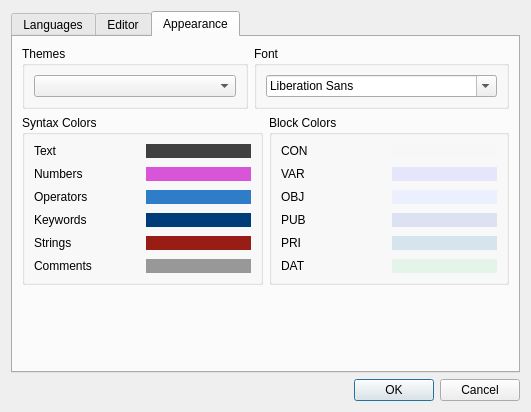
Old version of the form src/propelleride/forms/preferences.ui in the repository parallaxinc/PropellerIDE.
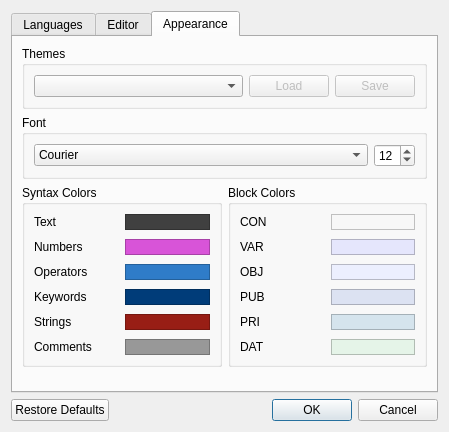
New version of the form. The open tabs and pages were chosen to show the change. Icons and pictures are not drawn. Custom widgets are drawn as their Qt base class.

Commit message:
- Continue work to use UI dialog for Preferences
- Use "Restore Defaults" standard button to clear settings (IDE-139)
- Reduce dependency of other objects on Preferences (IDE-71)
- Reconnect color switching to new dialog (IDE-115)
- Rename Syntax_Quotes to Syntax_Strings (IDE-71)
- Add font group to Appearance tab with improved feel (IDE-71, IDE-115)

Patch:
```diff
--- a/src/propelleride/forms/preferences.ui
+++ b/src/propelleride/forms/preferences.ui
@@ -6,8 +6,8 @@
    <rect>
     <x>0</x>
     <y>0</y>
-    <width>531</width>
-    <height>412</height>
+    <width>449</width>
+    <height>432</height>
    </rect>
   </property>
   <property name="windowTitle">
@@ -95,7 +95,7 @@
       <attribute name="title">
        <string>Editor</string>
       </attribute>
-      <layout class="QVBoxLayout" name="verticalLayout_3">
+      <layout class="QHBoxLayout" name="horizontalLayout_4">
        <item>
         <widget class="QGroupBox" name="groupBox_4">
          <property name="title">
@@ -185,38 +185,90 @@
       </attribute>
       <layout class="QVBoxLayout" name="verticalLayout_2">
        <item>
-        <layout class="QHBoxLayout" name="horizontalLayout_4">
-         <item>
-          <widget class="QGroupBox" name="groupBox_Themes">
-           <property name="sizePolicy">
-            <sizepolicy hsizetype="Preferred" vsizetype="Minimum">
-             <horstretch>0</horstretch>
-             <verstretch>0</verstretch>
-            </sizepolicy>
-           </property>
-           <property name="title">
-            <string>Themes</string>
-           </property>
-           <layout class="QHBoxLayout" name="horizontalLayout_2">
-            <item>
-             <widget class="QComboBox" name="comboBox"/>
-            </item>
-           </layout>
-          </widget>
-         </item>
-         <item>
-          <widget class="QGroupBox" name="groupBox_Font">
-           <property name="title">
-            <string>Font</string>
-           </property>
-           <layout class="QHBoxLayout" name="horizontalLayout_3">
-            <item>
-             <widget class="QFontComboBox" name="fontComboBox"/>
-            </item>
-           </layout>
-          </widget>
-         </item>
-        </layout>
+        <widget class="QGroupBox" name="groupBox_Themes">
+         <property name="sizePolicy">
+          <sizepolicy hsizetype="Preferred" vsizetype="Minimum">
+           <horstretch>0</horstretch>
+           <verstretch>0</verstretch>
+          </sizepolicy>
+         </property>
+         <property name="title">
+          <string>Themes</string>
+         </property>
+         <layout class="QHBoxLayout" name="horizontalLayout_2">
+          <item>
+           <widget class="QComboBox" name="themeEdit">
+            <property name="sizePolicy">
+             <sizepolicy hsizetype="Preferred" vsizetype="Fixed">
+              <horstretch>1</horstretch>
+              <verstretch>0</verstretch>
+             </sizepolicy>
+            </property>
+           </widget>
+          </item>
+          <item>
+           <widget class="QPushButton" name="loadTheme">
+            <property name="enabled">
+             <bool>false</bool>
+            </property>
+            <property name="text">
+             <string>Load</string>
+            </property>
+           </widget>
+          </item>
+          <item>
+           <widget class="QPushButton" name="saveTheme">
+            <property name="enabled">
+             <bool>false</bool>
+            </property>
+            <property name="text">
+             <string>Save</string>
+            </property>
+           </widget>
+          </item>
+         </layout>
+        </widget>
+       </item>
+       <item>
+        <widget class="QGroupBox" name="groupBox_Font">
+         <property name="title">
+          <string>Font</string>
+         </property>
+         <layout class="QHBoxLayout" name="horizontalLayout_3">
+          <item>
+           <widget class="QFontComboBox" name="fontEdit">
+            <property name="sizePolicy">
+             <sizepolicy hsizetype="Preferred" vsizetype="Fixed">
+              <horstretch>1</horstretch>
+              <verstretch>0</verstretch>
+             </sizepolicy>
+            </property>
+            <property name="editable">
+             <bool>false</bool>
+            </property>
+            <property name="fontFilters">
+             <set>QFontComboBox::MonospacedFonts</set>
+            </property>
+           </widget>
+          </item>
+          <item>
+           <widget class="QSpinBox" name="spinBox">
+            <property name="focusPolicy">
+             <enum>Qt::NoFocus</enum>
+            </property>
+            <property name="minimum">
+             <number>6</number>
+            </property>
+            <property name="maximum">
+             <number>72</number>
+            </property>
+            <property name="value">
+             <number>12</number>
+            </property>
+           </widget>
+          </item>
+         </layout>
+        </widget>
        </item>
        <item>
         <layout class="QHBoxLayout" name="horizontalLayout">
@@ -305,6 +357,12 @@
               <property name="autoFillBackground">
                <bool>true</bool>
               </property>
+              <property name="frameShape">
+               <enum>QFrame::StyledPanel</enum>
+              </property>
+              <property name="frameShadow">
+               <enum>QFrame::Sunken</enum>
+              </property>
              </widget>
             </item>
             <item row="1" column="0">
@@ -383,6 +441,12 @@
               <property name="autoFillBackground">
                <bool>true</bool>
               </property>
+              <property name="frameShape">
+               <enum>QFrame::StyledPanel</enum>
+              </property>
+              <property name="frameShadow">
+               <enum>QFrame::Sunken</enum>
+              </property>
               <property name="margin">
                <number>0</number>
               </property>
@@ -464,6 +528,12 @@
               <property name="autoFillBackground">
                <bool>true</bool>
               </property>
+              <property name="frameShape">
+               <enum>QFrame::StyledPanel</enum>
+              </property>
+              <property name="frameShadow">
+               <enum>QFrame::Sunken</enum>
+              </property>
               <property name="margin">
                <number>0</number>
               </property>
@@ -545,6 +615,12 @@
               <property name="autoFillBackground">
                <bool>true</bool>
               </property>
+              <property name="frameShape">
+               <enum>QFrame::StyledPanel</enum>
+              </property>
+              <property name="frameShadow">
+               <enum>QFrame::Sunken</enum>
+              </property>
               <property name="margin">
                <number>0</number>
               </property>
@@ -626,6 +702,12 @@
               <property name="autoFillBackground">
                <bool>true</bool>
               </property>
+              <property name="frameShape">
+               <enum>QFrame::StyledPanel</enum>
+              </property>
+              <property name="frameShadow">
+               <enum>QFrame::Sunken</enum>
+              </property>
               <property name="margin">
                <number>0</number>
               </property>
@@ -707,6 +789,12 @@
               <property name="autoFillBackground">
                <bool>true</bool>
               </property>
+              <property name="frameShape">
+               <enum>QFrame::StyledPanel</enum>
+              </property>
+              <property name="frameShadow">
+               <enum>QFrame::Sunken</enum>
+              </property>
               <property name="margin">
                <number>0</number>
               </property>
@@ -812,6 +900,12 @@
               <property name="autoFillBackground">
                <bool>true</bool>
               </property>
+              <property name="frameShape">
+               <enum>QFrame::StyledPanel</enum>
+              </property>
+              <property name="frameShadow">
+               <enum>QFrame::Sunken</enum>
+              </property>
               <property name="margin">
                <number>0</number>
               </property>
@@ -905,6 +999,12 @@
               <property name="autoFillBackground">
                <bool>true</bool>
               </property>
+              <property name="frameShape">
+               <enum>QFrame::StyledPanel</enum>
+              </property>
+              <property name="frameShadow">
+               <enum>QFrame::Sunken</enum>
+              </property>
               <property name="margin">
                <number>0</number>
               </property>
@@ -998,6 +1098,12 @@
               <property name="autoFillBackground">
                <bool>true</bool>
               </property>
+              <property name="frameShape">
+               <enum>QFrame::StyledPanel</enum>
+              </property>
+              <property name="frameShadow">
+               <enum>QFrame::Sunken</enum>
+              </property>
               <property name="margin">
                <number>0</number>
               </property>
@@ -1091,6 +1197,12 @@
               <property name="autoFillBackground">
                <bool>true</bool>
               </property>
+              <property name="frameShape">
+               <enum>QFrame::StyledPanel</enum>
+              </property>
+              <property name="frameShadow">
+               <enum>QFrame::Sunken</enum>
+              </property>
               <property name="margin">
                <number>0</number>
               </property>
@@ -1184,6 +1296,12 @@
               <property name="autoFillBackground">
                <bool>true</bool>
               </property>
+              <property name="frameShape">
+               <enum>QFrame::StyledPanel</enum>
+              </property>
+              <property name="frameShadow">
+               <enum>QFrame::Sunken</enum>
+              </property>
               <property name="margin">
                <number>0</number>
               </property>
@@ -1277,6 +1395,12 @@
               <property name="autoFillBackground">
                <bool>true</bool>
               </property>
+              <property name="frameShape">
+               <enum>QFrame::StyledPanel</enum>
+              </property>
+              <property name="frameShadow">
+               <enum>QFrame::Sunken</enum>
+              </property>
               <property name="margin">
                <number>0</number>
               </property>
@@ -1322,12 +1446,19 @@
       <enum>Qt::Horizontal</enum>
      </property>
      <property name="standardButtons">
-      <set>QDialogButtonBox::Cancel|QDialogButtonBox::Ok</set>
+      <set>QDialogButtonBox::Cancel|QDialogButtonBox::Ok|QDialogButtonBox::RestoreDefaults</set>
      </property>
     </widget>
    </item>
   </layout>
  </widget>
+ <customwidgets>
+  <customwidget>
+   <class>ColorChooser</class>
+   <extends>QLabel</extends>
+   <header>colorchooser.h</header>
+  </customwidget>
+ </customwidgets>
  <resources>
   <include location="../icons/icons.qrc"/>
  </resources>
```
Left out of the diff: 139 changed lines with no effect on the pictures. The commit also changes 21 other files.
